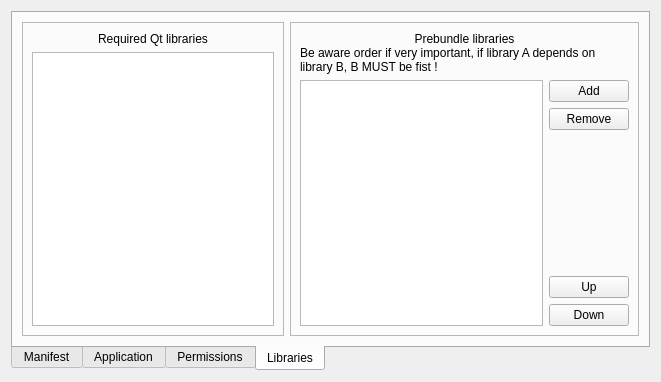
First picture: the form in src/plugins/qt4projectmanager/qt-android/androidpackagecreationwidget.ui, repository KDE/android-qt-creator, before the edit.
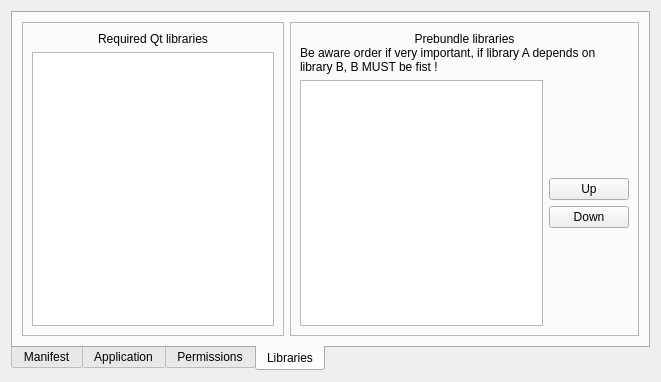
Second picture: the form after the edit. The open tabs and pages were chosen to show the change.

```diff
--- a/src/plugins/qt4projectmanager/qt-android/androidpackagecreationwidget.ui
+++ b/src/plugins/qt4projectmanager/qt-android/androidpackagecreationwidget.ui
@@ -929,8 +929,8 @@
          <property name="frameShadow">
           <enum>QFrame::Raised</enum>
          </property>
-         <layout class="QVBoxLayout" name="verticalLayout_6">
-          <item>
+         <layout class="QGridLayout" name="gridLayout">
+          <item row="0" column="0" colspan="2">
            <widget class="QLabel" name="label_5">
             <property name="text">
              <string>&lt;!DOCTYPE HTML PUBLIC &quot;-//W3C//DTD HTML 4.0//EN&quot; &quot;http://www.w3.org/TR/REC-html40/strict.dtd&quot;&gt;
@@ -948,27 +948,11 @@
             </property>
            </widget>
           </item>
-          <item>
-           <layout class="QHBoxLayout" name="horizontalLayout_4">
-            <item>
-             <widget class="QListView" name="listView_3"/>
-            </item>
-            <item>
+          <item row="1" column="0">
+           <widget class="QListView" name="prebundledLibsListView"/>
+          </item>
+          <item row="1" column="1">
              <layout class="QVBoxLayout" name="verticalLayout_5">
-              <item>
-               <widget class="QPushButton" name="pushButton_3">
-                <property name="text">
-                 <string>Add</string>
-                </property>
-               </widget>
-              </item>
-              <item>
-               <widget class="QPushButton" name="pushButton_4">
-                <property name="text">
-                 <string>Remove</string>
-                </property>
-               </widget>
-              </item>
               <item>
                <spacer name="verticalSpacer_2">
                 <property name="orientation">
@@ -996,7 +980,18 @@
                 </property>
                </widget>
               </item>
-             </layout>
+            <item>
+             <spacer name="verticalSpacer_3">
+              <property name="orientation">
+               <enum>Qt::Vertical</enum>
+              </property>
+              <property name="sizeHint" stdset="0">
+               <size>
+                <width>20</width>
+                <height>40</height>
+               </size>
+              </property>
+             </spacer>
             </item>
            </layout>
           </item>
```
Left out of the diff: 9 changed lines with no effect on the pictures. Lines whose indentation alone changed are shown as unchanged.
